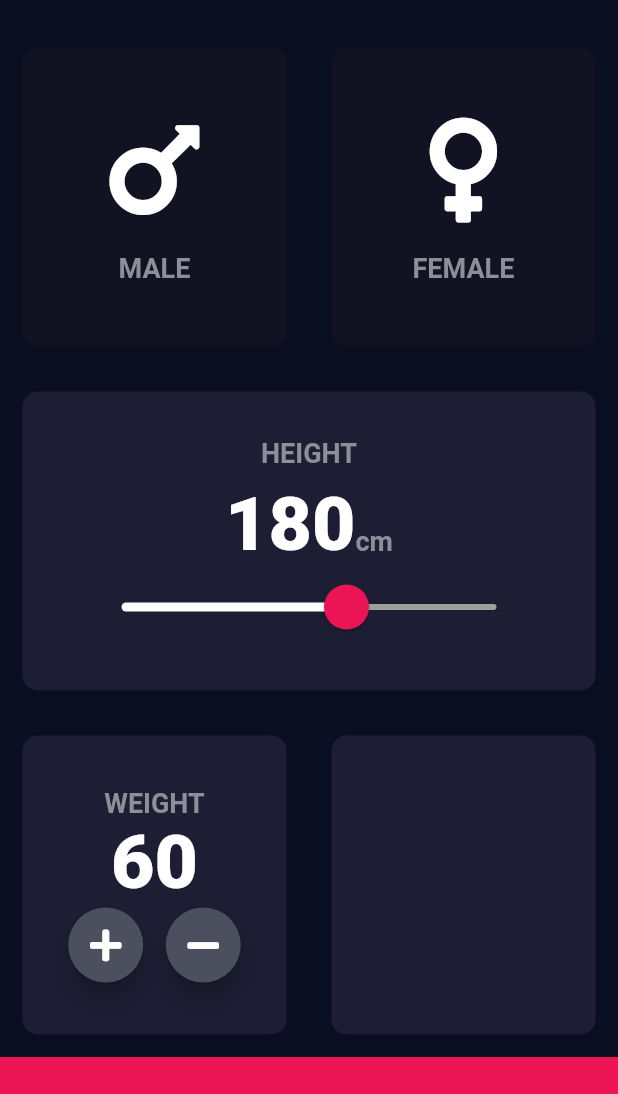
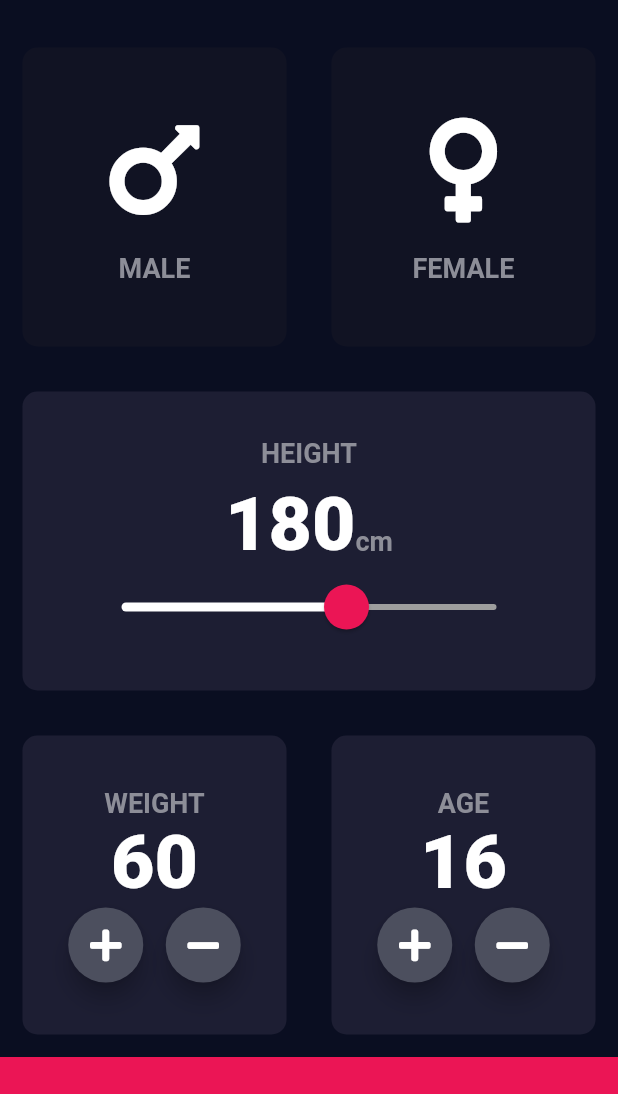
Before and after one commit to Oshinowo/bmi-calculator, a Flutter app: the screen it shows after launch, on a phone screen of 412 x 824 dp, the part 59-1153 px from its top. Run offline on Flutter 3.47's test engine with Material 2 defaults, Android fonts, the phone set to English and light mode, and no system bars; our stand-ins replace font_awesome_flutter.

Commit message:
completed interface

```diff
--- a/lib/input_page.dart
+++ b/lib/input_page.dart
@@ -3,6 +3,7 @@ import 'package:font_awesome_flutter/font_awesome_flutter.dart';
 import 'reusable_card.dart';
 import 'reusable_card_content.dart';
 import 'constants.dart';
+import 'round_icon_button.dart';
 
 enum Gender { male, female }
 
@@ -37,6 +38,7 @@ class _InputPageState extends State<InputPage> {
 
   int height = 180;
   int weight = 60;
+  int age = 16;
 
   @override
   Widget build(BuildContext context) {
@@ -166,12 +168,22 @@ class _InputPageState extends State<InputPage> {
                           children: [
                             RoundIconButton(
                               icon: FontAwesomeIcons.plus,
+                              onPress: () {
+                                setState(() {
+                                  weight++;
+                                });
+                              },
                             ),
                             SizedBox(
                               width: 15.0,
                             ),
                             RoundIconButton(
                               icon: FontAwesomeIcons.minus,
+                              onPress: () {
+                                setState(() {
+                                  weight--;
+                                });
+                              },
                             ),
                           ],
                         ),
@@ -182,6 +194,43 @@ class _InputPageState extends State<InputPage> {
                 Expanded(
                   child: ReusableCard(
                     colour: kActiveCardColour,
+                    cardChild: Column(
+                      mainAxisAlignment: MainAxisAlignment.center,
+                      children: [
+                        Text(
+                          'AGE',
+                          style: kLabelTextStyle,
+                        ),
+                        Text(
+                          age.toString(),
+                          style: kHeavyHeightFont,
+                        ),
+                        Row(
+                          mainAxisAlignment: MainAxisAlignment.center,
+                          children: [
+                            RoundIconButton(
+                              icon: FontAwesomeIcons.plus,
+                              onPress: () {
+                                setState(() {
+                                  age++;
+                                });
+                              },
+                            ),
+                            SizedBox(
+                              width: 15.0,
+                            ),
+                            RoundIconButton(
+                              icon: FontAwesomeIcons.minus,
+                              onPress: () {
+                                setState(() {
+                                  age--;
+                                });
+                              },
+                            ),
+                          ],
+                        ),
+                      ],
+                    ),
                   ),
                 ),
               ],
@@ -197,24 +246,3 @@ class _InputPageState extends State<InputPage> {
     );
   }
 }
-
-class RoundIconButton extends StatelessWidget {
-  RoundIconButton({this.icon});
-
-  final IconData icon;
-
-  @override
-  Widget build(BuildContext context) {
-    return RawMaterialButton(
-      child: Icon(icon, color: Colors.white),
-      onPressed: () {},
-      elevation: 6.0,
-      constraints: BoxConstraints.tightFor(
-        width: 50,
-        height: 50,
-      ),
-      shape: CircleBorder(),
-      fillColor: Color(0xff4c4f5e),
-    );
-  }
-}
--- /dev/null
+++ b/lib/round_icon_button.dart
@@ -0,0 +1,23 @@
+import 'package:flutter/material.dart';
+
+class RoundIconButton extends StatelessWidget {
+  RoundIconButton({@required this.icon, @required this.onPress});
+
+  final IconData icon;
+  final Function onPress;
+
+  @override
+  Widget build(BuildContext context) {
+    return RawMaterialButton(
+      child: Icon(icon, color: Colors.white),
+      onPressed: onPress,
+      elevation: 6.0,
+      constraints: BoxConstraints.tightFor(
+        width: 50,
+        height: 50,
+      ),
+      shape: CircleBorder(),
+      fillColor: Color(0xff4c4f5e),
+    );
+  }
+}
```
